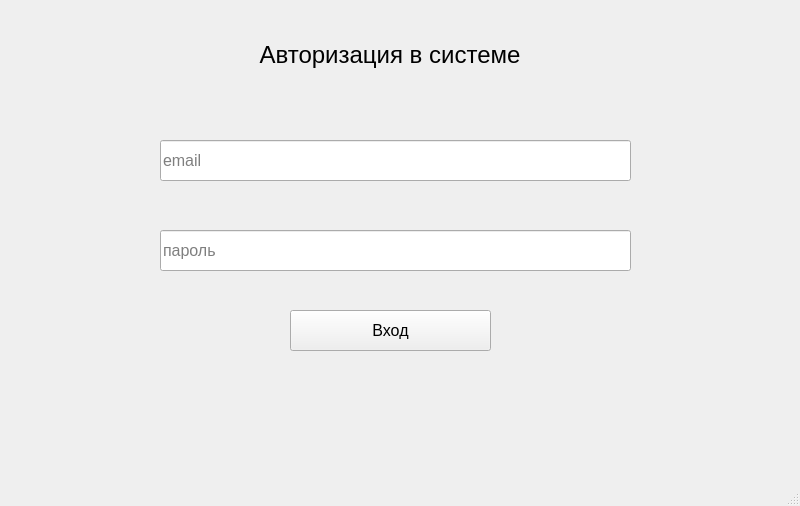
This is src/ui/generated_ui/login_window.ui in Nova18911/IS-for-accounting-for-GYM-customers as Qt 5 draws it before an edit. The edited form follows.
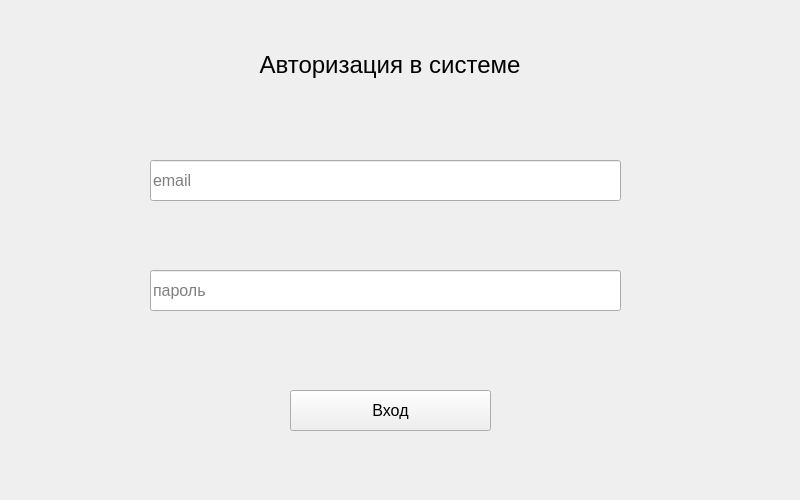
This is the edited form.

Patch:
```diff
--- a/src/ui/generated_ui/login_window.ui
+++ b/src/ui/generated_ui/login_window.ui
@@ -1,24 +1,23 @@
 <?xml version="1.0" encoding="UTF-8"?>
 <ui version="4.0">
- <class>LoginWindow</class>
- <widget class="QMainWindow" name="LoginWindow">
+ <class>Form</class>
+ <widget class="QWidget" name="Form">
   <property name="geometry">
    <rect>
     <x>0</x>
     <y>0</y>
     <width>800</width>
-    <height>506</height>
+    <height>500</height>
    </rect>
   </property>
   <property name="windowTitle">
    <string>MainWindow</string>
   </property>
-  <widget class="QWidget" name="centralwidget">
    <widget class="QLabel" name="Autorization">
     <property name="geometry">
      <rect>
       <x>190</x>
-      <y>30</y>
+     <y>40</y>
       <width>400</width>
       <height>50</height>
      </rect>
@@ -44,29 +43,11 @@
      <bool>false</bool>
     </property>
    </widget>
-   <widget class="QPushButton" name="Input">
-    <property name="geometry">
-     <rect>
-      <x>290</x>
-      <y>310</y>
-      <width>201</width>
-      <height>41</height>
-     </rect>
-    </property>
-    <property name="font">
-     <font>
-      <pointsize>12</pointsize>
-     </font>
-    </property>
-    <property name="text">
-     <string>Вход</string>
-    </property>
-   </widget>
    <widget class="QLineEdit" name="Email">
     <property name="geometry">
      <rect>
-      <x>160</x>
-      <y>140</y>
+     <x>150</x>
+     <y>160</y>
       <width>471</width>
       <height>41</height>
      </rect>
@@ -86,8 +67,8 @@
    <widget class="QLineEdit" name="password">
     <property name="geometry">
      <rect>
-      <x>160</x>
-      <y>230</y>
+     <x>150</x>
+     <y>270</y>
       <width>471</width>
       <height>41</height>
      </rect>
@@ -101,18 +82,24 @@
      <string>пароль</string>
     </property>
    </widget>
-  </widget>
-  <widget class="QMenuBar" name="menubar">
+  <widget class="QPushButton" name="Input">
    <property name="geometry">
     <rect>
-     <x>0</x>
-     <y>0</y>
-     <width>800</width>
-     <height>26</height>
+     <x>290</x>
+     <y>390</y>
+     <width>201</width>
+     <height>41</height>
     </rect>
    </property>
+   <property name="font">
+    <font>
+     <pointsize>12</pointsize>
+    </font>
+   </property>
+   <property name="text">
+    <string>Вход</string>
+   </property>
   </widget>
-  <widget class="QStatusBar" name="statusbar"/>
  </widget>
  <resources/>
  <connections/>
```
Left out of the diff: 2 changed lines with no effect on the pictures. Lines whose indentation alone changed are shown as unchanged.
